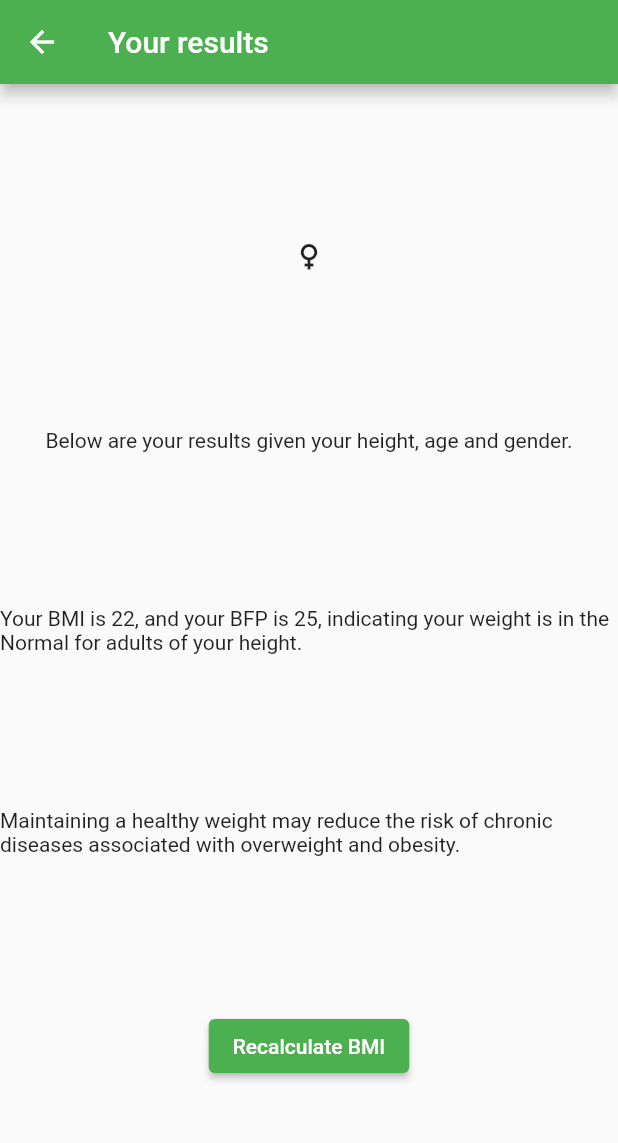
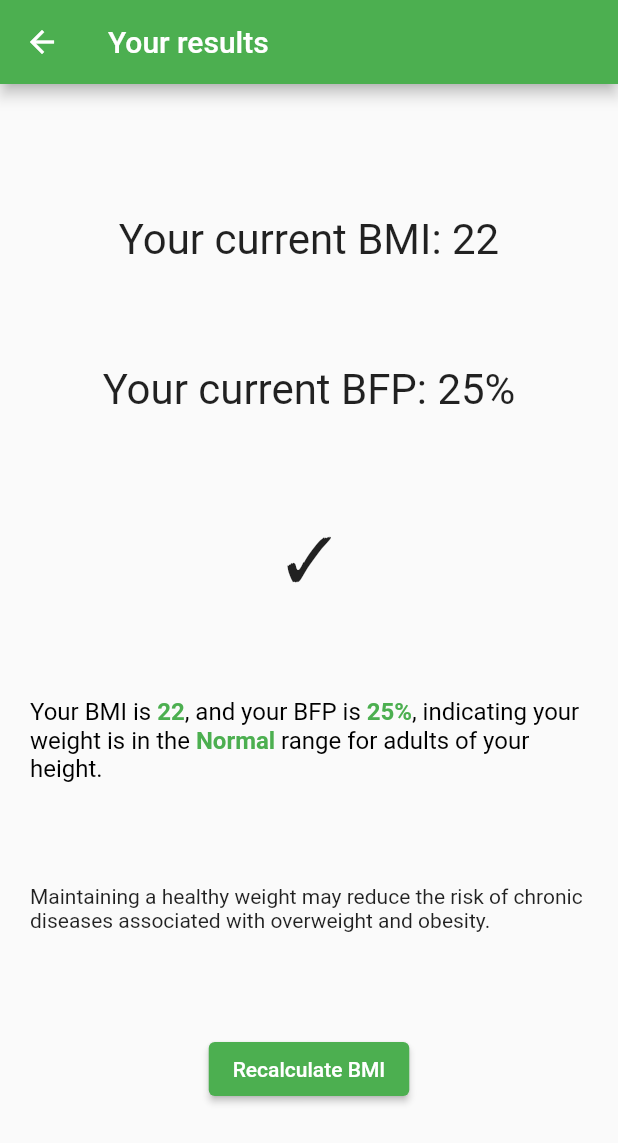
Before and after one commit to rjNemo/bmi_calculator_app, a Flutter app: the screen it shows after launch, after a tap on "Calculate", on a phone screen of 412 x 824 dp. Shown: the top 1143 px of the screen. Run offline on Flutter 3.47's test engine with Material 2 defaults, Android fonts, the light colour scheme and no system bars.

Commit message:
feat: layout

```diff
--- a/lib/result.dart
+++ b/lib/result.dart
@@ -4,16 +4,47 @@ class Results {
   int bodyMassIndex;
   int bodyFatPercentage;
 
-  Results(this.bodyMassIndex, this.bodyFatPercentage);
+  late Map results;
 
-  String category() {
-    if (bodyMassIndex > 12) {
-      return "Normal";
-    }
-    return "Too much";
+  Results(this.bodyMassIndex, this.bodyFatPercentage) {
+    results = _results();
   }
 
-  Icon icon() => Icon(Icons.female);
+  Map _results() {
+    if (bodyMassIndex > 40) {
+      return {
+        "category": "Morbid obesity",
+        "icon": "🤒",
+        "color": Colors.red,
+      };
+    }
+    if (bodyMassIndex > 30) {
+      return {
+        "category": "Obesity",
+        "icon": "🤕",
+        "color": Colors.orange,
+      };
+    }
+    if (bodyMassIndex > 25) {
+      return {
+        "category": "Overweight",
+        "icon": "🛑",
+        "color": Colors.yellow,
+      };
+    }
+    if (bodyMassIndex > 18) {
+      return {
+        "category": "Normal",
+        "icon": "✓",
+        "color": Colors.green,
+      };
+    }
+    return {
+      "category": "Too skinny",
+      "icon": "🤔",
+      "color": Colors.pink,
+    };
+  }
 }
 
 class ResultPage extends StatelessWidget {
@@ -21,32 +52,76 @@ class ResultPage extends StatelessWidget {
 
   @override
   Widget build(BuildContext context) {
-    final results = ModalRoute.of(context)!.settings.arguments as Results;
+    final args = ModalRoute.of(context)!.settings.arguments as Results;
 
     return Scaffold(
       appBar: AppBar(
         title: Text("Your results"),
       ),
       body: Center(
+        child: Padding(
+          padding: EdgeInsets.all(20),
           child: Column(
             mainAxisAlignment: MainAxisAlignment.spaceEvenly,
             children: <Widget>[
-          results.icon(), //
-          Text("Below are your results given your height, age and gender."),
               Text(
-            "Your BMI is ${results.bodyMassIndex}, and your BFP is ${results.bodyFatPercentage}, indicating your weight is in the ${results.category()} for adults of your height.",
+                "Your current BMI: ${args.bodyMassIndex}",
+                style: TextStyle(fontSize: 28.0),
+              ),
+              Text(
+                "Your current BFP: ${args.bodyFatPercentage}%",
+                style: TextStyle(fontSize: 28.0),
+              ),
+              Text(
+                args.results["icon"],
+                style: TextStyle(fontSize: 40.0),
+              ),
+              RichText(
+                text: TextSpan(
+                  style: TextStyle(
+                    fontSize: 16.0,
+                    color: Colors.black,
+                  ),
+                  children: <TextSpan>[
+                    TextSpan(text: 'Your BMI is '),
+                    TextSpan(
+                      text: '${args.bodyMassIndex}',
+                      style: TextStyle(
+                        fontWeight: FontWeight.bold,
+                        color: args.results["color"],
+                      ),
+                    ),
+                    TextSpan(text: ', and your BFP is '),
+                    TextSpan(
+                      text: '${args.bodyFatPercentage}%',
+                      style: TextStyle(
+                        fontWeight: FontWeight.bold,
+                        color: args.results["color"],
+                      ),
+                    ),
+                    TextSpan(text: ', indicating your weight is in the '),
+                    TextSpan(
+                      text: '${args.results["category"]}',
+                      style: TextStyle(
+                        fontWeight: FontWeight.bold,
+                        color: args.results["color"],
+                      ),
+                    ),
+                    TextSpan(text: ' range for adults of your height.'),
+                  ],
+                ),
               ),
               Text(
                 "Maintaining a healthy weight may reduce the risk of chronic diseases associated with overweight and obesity.",
               ),
               ElevatedButton(
-            onPressed: () {
-              Navigator.pop(context);
-            },
+                onPressed: () => Navigator.pop(context),
                 child: Text('Recalculate BMI'),
               ),
             ],
-      )),
+          ),
+        ),
+      ),
     );
   }
 }
```
Also changed, not shown: 1 other file. Lines whose indentation alone changed are shown as unchanged.
